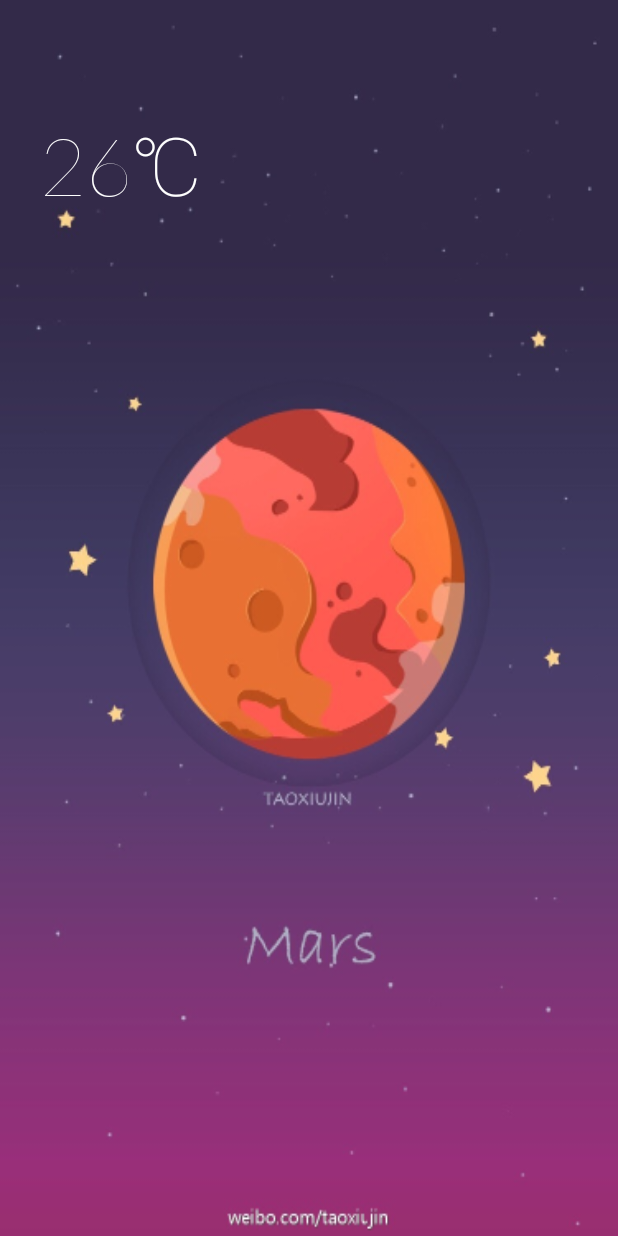
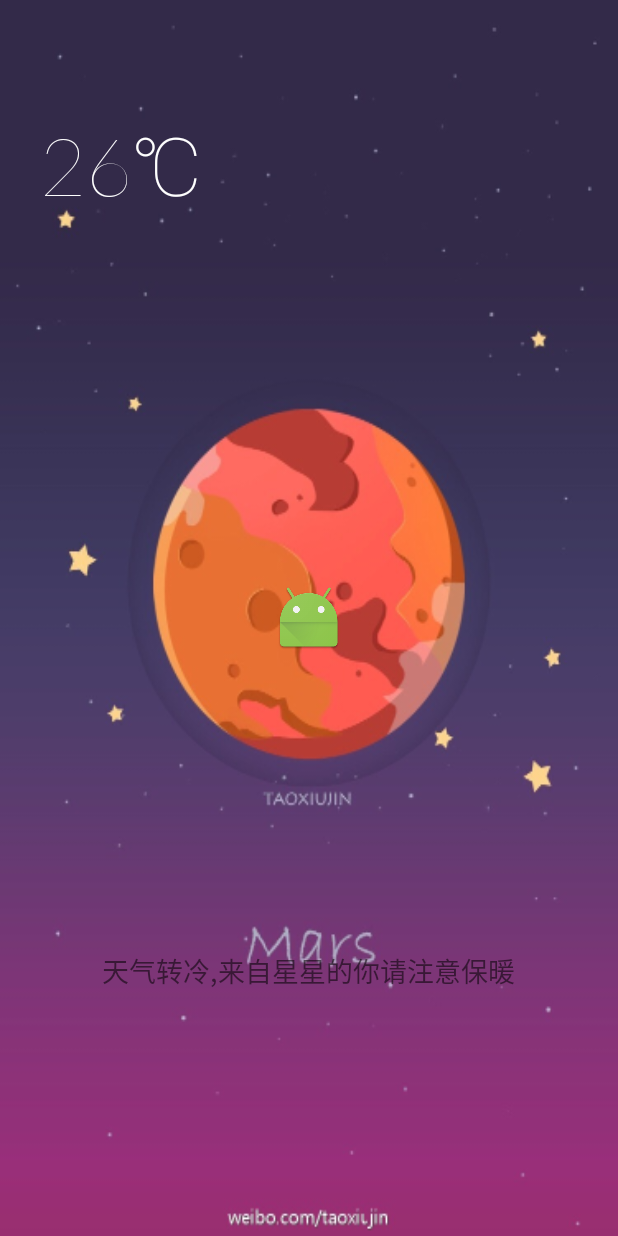
Before and after one commit to ChoingHyun/Android-PlanetWeather, an Android app: the screen it shows after launch (MainActivity), on a phone screen of 412 x 824 dp. Run offline under Robolectric (Android 15) with nearby library versions, the phone set to English and light mode, and no system bars; our stand-ins replace Volley; network calls fail.

Commit message:
Add rotation animation in the central ImageView

```diff
--- a/app/src/main/java/cn/edu/zju/planetweather/activity/MainActivity.java
+++ b/app/src/main/java/cn/edu/zju/planetweather/activity/MainActivity.java
@@ -10,6 +10,10 @@ import android.view.MenuItem;
 import android.view.View;
 import android.view.Window;
 import android.view.WindowManager;
+import android.view.animation.Animation;
+import android.view.animation.LinearInterpolator;
+import android.view.animation.RotateAnimation;
+import android.widget.ImageView;
 import android.widget.TextView;
 import android.widget.Toast;
 
@@ -30,7 +34,9 @@ import cn.edu.zju.planetweather.net.WeatherJsonRequest;
 public class MainActivity extends Activity {
 
     private TextView mTemperatureTextView;
+    private ImageView mImageView;
     private WeatherApplication helper;
+
     @Override
     protected void onCreate(Bundle savedInstanceState) {
         super.onCreate(savedInstanceState);
@@ -39,7 +45,21 @@ public class MainActivity extends Activity {
         transparentStatusBar();
         findViews();
         setTypefaces();
+        setAnimations();
         loadWeatherData();
+    }
+
+    private void setAnimations() {
+        RotateAnimation animation = new RotateAnimation(0f, 360f, Animation.RELATIVE_TO_SELF,
+                0.5f, Animation.RELATIVE_TO_SELF, 0.5f);
+        animation.setDuration(10000);//设置动画持续时间
+        /** 常用方法 */
+        animation.setRepeatCount(3);//设置重复次数
+        animation.setFillAfter(true);
+        LinearInterpolator lin = new LinearInterpolator();//匀速旋转
+        animation.setInterpolator(lin);
+        mImageView.setAnimation(animation);
+        animation.start();
     }
 
     private void transparentStatusBar() {
@@ -64,6 +84,7 @@ public class MainActivity extends Activity {
 
     private void findViews() {
         mTemperatureTextView = (TextView) findViewById(R.id.tv_temperature);
+        mImageView = (ImageView) findViewById(R.id.iv_center);
     }
 
     private void loadWeatherData() {
--- a/app/src/main/res/layout/activity_main.xml
+++ b/app/src/main/res/layout/activity_main.xml
@@ -16,4 +16,22 @@
         android:text="26℃"
         android:textColor="@color/white"
         android:textSize="54sp" />
+
+    <TextView
+        android:id="@+id/textView"
+        android:layout_width="wrap_content"
+        android:layout_height="wrap_content"
+        android:layout_alignParentBottom="true"
+        android:layout_centerHorizontal="true"
+        android:layout_marginBottom="163dp"
+        android:text="天气转冷,来自星星的你请注意保暖"
+        android:textSize="18sp" />
+
+    <ImageView
+        android:id="@+id/iv_center"
+        android:layout_width="wrap_content"
+        android:layout_height="wrap_content"
+        android:layout_centerHorizontal="true"
+        android:layout_centerVertical="true"
+        android:src="@mipmap/ic_launcher" />
 </RelativeLayout>
```
